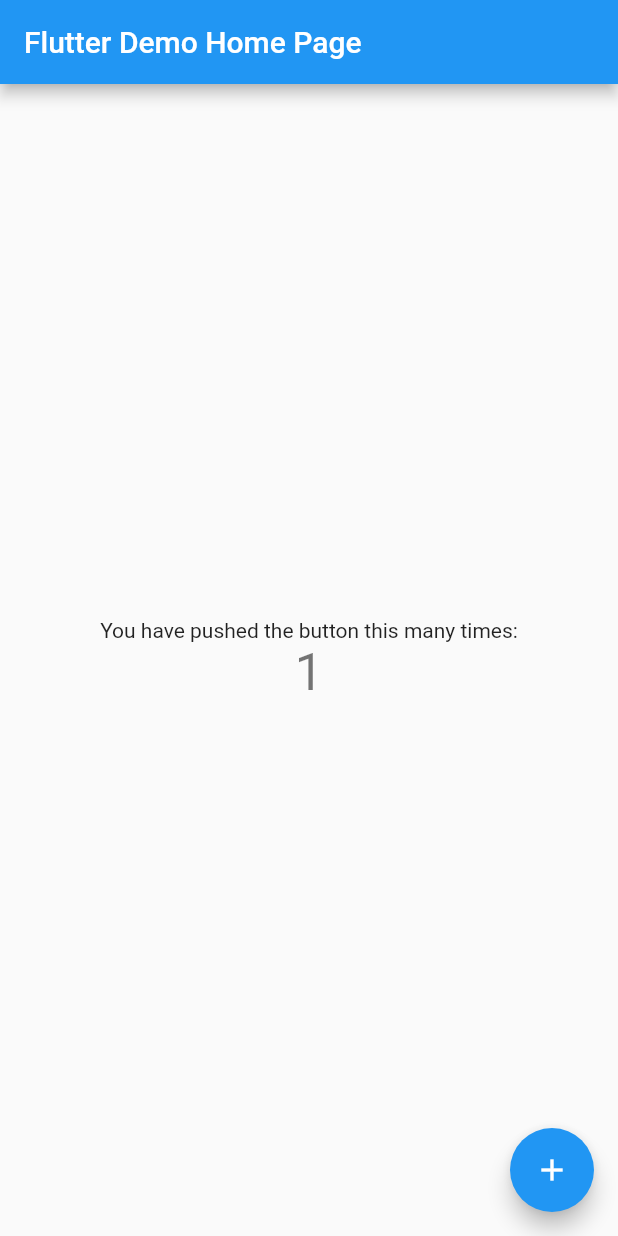
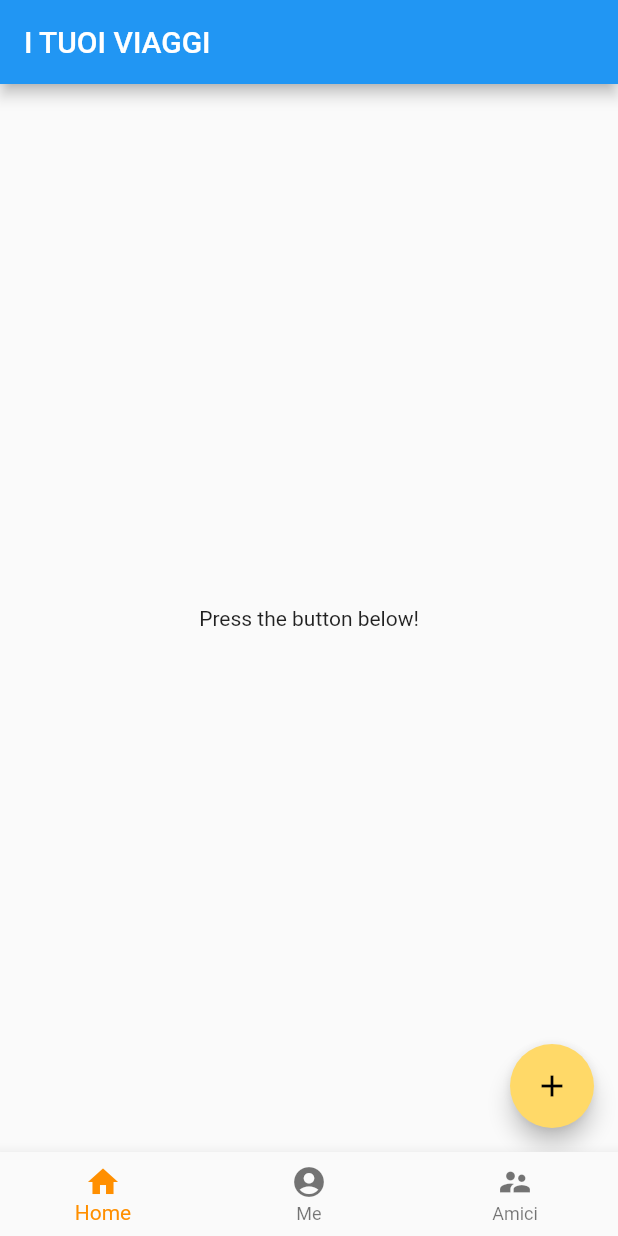
Before and after one commit to marinasegala/planup, a Flutter app: the screen it shows after launch, after a tap on the "add" icon, on a phone screen of 412 x 824 dp. Run offline on Flutter 3.47's test engine with Material 2 defaults, Android fonts, the phone set to English and light mode, and no system bars.

Commit message:
barra sotto + base molto base home e profilo

```diff
--- /dev/null
+++ b/lib/home.dart
@@ -0,0 +1,38 @@
+import 'package:flutter/material.dart';
+
+class Home extends StatelessWidget{
+  const Home({super.key});
+
+  @override
+  Widget build(BuildContext context) {
+    return MaterialApp(
+      home: const FabExample(),
+    );
+  }
+}
+
+
+class FabExample extends StatelessWidget {
+  const FabExample({super.key});
+
+  @override
+  Widget build(BuildContext context) {
+    return Scaffold(
+      appBar: AppBar(
+        title: const Text('I TUOI VIAGGI'),
+      ),
+      body: const Center(child: Text('Press the button below!')),
+      // An example of the floating action button.
+      //
+      // https://m3.material.io/components/floating-action-button/specs
+      floatingActionButton: FloatingActionButton(
+        onPressed: () {
+          // Add your onPressed code here!
+        },
+        child: const Icon(Icons.add),
+        backgroundColor: Color.fromARGB(255, 255, 217, 104),
+        foregroundColor: Colors.black,
+      ),
+    );
+  }
+}
--- a/lib/main.dart
+++ b/lib/main.dart
@@ -1,115 +1,75 @@
 import 'package:flutter/material.dart';
 
-void main() {
-  runApp(const MyApp());
-}
+import 'profilo.dart';
+import 'home.dart';
+
+void main() => runApp(const MyApp());
 
 class MyApp extends StatelessWidget {
   const MyApp({super.key});
 
-  // This widget is the root of your application.
   @override
   Widget build(BuildContext context) {
-    return MaterialApp(
-      title: 'Flutter Demo',
-      theme: ThemeData(
-        // This is the theme of your application.
-        //
-        // Try running your application with "flutter run". You'll see the
-        // application has a blue toolbar. Then, without quitting the app, try
-        // changing the primarySwatch below to Colors.green and then invoke
-        // "hot reload" (press "r" in the console where you ran "flutter run",
-        // or simply save your changes to "hot reload" in a Flutter IDE).
-        // Notice that the counter didn't reset back to zero; the application
-        // is not restarted.
-        primarySwatch: Colors.blue,
-      ),
-      home: const MyHomePage(title: 'Flutter Demo Home Page'),
+    return const MaterialApp(
+      home: MyStatefulWidget(),
     );
   }
 }
 
-class MyHomePage extends StatefulWidget {
-  const MyHomePage({super.key, required this.title});
-
-  // This widget is the home page of your application. It is stateful, meaning
-  // that it has a State object (defined below) that contains fields that affect
-  // how it looks.
-
-  // This class is the configuration for the state. It holds the values (in this
-  // case the title) provided by the parent (in this case the App widget) and
-  // used by the build method of the State. Fields in a Widget subclass are
-  // always marked "final".
-
-  final String title;
+class MyStatefulWidget extends StatefulWidget {
+  const MyStatefulWidget({super.key});
 
   @override
-  State<MyHomePage> createState() => _MyHomePageState();
+  State<MyStatefulWidget> createState() => _MyStatefulWidgetState();
 }
 
-class _MyHomePageState extends State<MyHomePage> {
-  int _counter = 0;
+class _MyStatefulWidgetState extends State<MyStatefulWidget> {
+  int _selectedIndex = 0;
+  static const TextStyle optionStyle =
+      TextStyle(fontSize: 30, fontWeight: FontWeight.bold);
+  static const List<Widget> _widgetOptions = <Widget>[
+    Home(),
+    Profilo(),
+    Text(
+      'Index 2: School',
+      style: optionStyle,
+    ),
+  ];
 
-  void _incrementCounter() {
+  void _onItemTapped(int index) {
     setState(() {
-      // This call to setState tells the Flutter framework that something has
-      // changed in this State, which causes it to rerun the build method below
-      // so that the display can reflect the updated values. If we changed
-      // _counter without calling setState(), then the build method would not be
-      // called again, and so nothing would appear to happen.
-      _counter++;
+      _selectedIndex = index;
     });
   }
 
   @override
   Widget build(BuildContext context) {
-    // This method is rerun every time setState is called, for instance as done
-    // by the _incrementCounter method above.
-    //
-    // The Flutter framework has been optimized to make rerunning build methods
-    // fast, so that you can just rebuild anything that needs updating rather
-    // than having to individually change instances of widgets.
     return Scaffold(
-      appBar: AppBar(
-        // Here we take the value from the MyHomePage object that was created by
-        // the App.build method, and use it to set our appbar title.
-        title: Text(widget.title),
+      // appBar: AppBar(
+      //   title: const Text('BottomNavigationBar Sample'),
+      // ),
+      body: Center(
+        child: _widgetOptions.elementAt(_selectedIndex),
       ),
-      body: Center(
-        // Center is a layout widget. It takes a single child and positions it
-        // in the middle of the parent.
-        child: Column(
-          // Column is also a layout widget. It takes a list of children and
-          // arranges them vertically. By default, it sizes itself to fit its
-          // children horizontally, and tries to be as tall as its parent.
-          //
-          // Invoke "debug painting" (press "p" in the console, choose the
-          // "Toggle Debug Paint" action from the Flutter Inspector in Android
-          // Studio, or the "Toggle Debug Paint" command in Visual Studio Code)
-          // to see the wireframe for each widget.
-          //
-          // Column has various properties to control how it sizes itself and
-          // how it positions its children. Here we use mainAxisAlignment to
-          // center the children vertically; the main axis here is the vertical
-          // axis because Columns are vertical (the cross axis would be
-          // horizontal).
-          mainAxisAlignment: MainAxisAlignment.center,
-          children: <Widget>[
-            const Text(
-              'You have pushed the button this many times:',
-            ),
-            Text(
-              '$_counter',
-              style: Theme.of(context).textTheme.headlineMedium,
-            ),
-          ],
-        ),
+      bottomNavigationBar: BottomNavigationBar(
+        items: const <BottomNavigationBarItem>[
+          BottomNavigationBarItem(
+            icon: Icon(Icons.home),
+            label: 'Home',
+          ),
+          BottomNavigationBarItem(
+            icon: Icon(Icons.account_circle_sharp),
+            label: 'Me',
+          ),
+          BottomNavigationBarItem(
+            icon: Icon(Icons.supervisor_account),
+            label: 'Amici',
+          ),
+        ],
+        currentIndex: _selectedIndex,
+        selectedItemColor: Colors.amber[800],
+        onTap: _onItemTapped,
       ),
-      floatingActionButton: FloatingActionButton(
-        onPressed: _incrementCounter,
-        tooltip: 'Increment',
-        child: const Icon(Icons.add),
-      ), // This trailing comma makes auto-formatting nicer for build methods.
     );
   }
 }
--- /dev/null
+++ b/lib/profilo.dart
@@ -0,0 +1,98 @@
+import 'dart:ui';
+
+import 'package:flutter/material.dart';
+
+class Profilo extends StatelessWidget{
+  const Profilo({super.key});
+
+  @override
+  Widget build(BuildContext context) {
+    return Scaffold(
+        body: Align(
+          alignment: Alignment.topCenter,//aligns to topCenter
+          child: Column(children: [
+            Container(
+              padding: EdgeInsets.fromLTRB(0, 50, 0, 10),
+              child: const CircleAvatar(
+                radius: 60,
+                backgroundImage: AssetImage('assets/profile.jpg'),
+              )
+            ),
+            const Text("Mario", style: TextStyle(fontSize: 30)),
+            const Text("mario_rossi", style: TextStyle(fontSize: 20))
+          ],)
+
+        ),
+      );
+  }
+}
+
+// Padding(//gives empty space around the CircleAvatar
+//                 padding: EdgeInsets.all(50.0),
+//                 child: CircleAvatar(
+//                   radius: 60,//radius is 35.
+//                   backgroundImage: AssetImage('assets/profile.jpg'),//AssetImage loads image URL.
+//                 ),
+//           ),
+
+// import 'package:flutter/material.dart';
+// //import 'package:font_awesome_flutter/font_awesome_flutter.dart';
+
+
+// class Profilo extends StatelessWidget {
+//   const Profilo({Key? key}) : super(key: key);
+
+//   @override
+//   Widget build(BuildContext context) {
+//     return MaterialApp(
+//       debugShowCheckedModeBanner: false,
+//       home: Scaffold(
+//         appBar: AppBar(
+
+//           title: Text("Round Image with Button"
+//           ),
+//         ),
+//         body: Padding(
+//           padding: EdgeInsets.all(10),
+        //   child: Column(
+        //     mainAxisAlignment: MainAxisAlignment.center,
+        //     children: [
+        //       Container(
+        //         decoration: BoxDecoration(
+        //           // borderRadius: BorderRadius.circular(10),
+        //           // boxShadow: [
+        //           //   BoxShadow(
+        //           //     color: Colors.grey.withOpacity(0.5),
+        //           //     spreadRadius: 10,
+        //           //     blurRadius: 5,
+        //           //     offset: Offset(0, 3),
+        //           //   ),
+        //           // ],
+        //         ),
+        //         child: CircleAvatar(
+        //           radius: 50,
+        //           backgroundImage: AssetImage("assets/Image/Paspotr.jpg"),
+        //         ),
+        //       ),
+        //       SizedBox(
+        //         height: 10,
+        //       ),
+        //       Text(
+        //         "Mahfozur Rahman  ",
+        //         style: TextStyle(fontSize: 40, fontWeight: FontWeight.bold),
+        //       ),
+        //       SizedBox(
+        //         height: 18,
+        //       ),
+        //       Text("Mahfozur Rahman"),
+        //       SizedBox(
+        //         height: 20,
+        //       ),
+
+        //     ],
+        //   ),
+        // ),
+//       ),
+//     );
+//   }
+// }
--- a/pubspec.yaml
+++ b/pubspec.yaml
@@ -59,8 +59,8 @@
   uses-material-design: true
 
   # To add assets to your application, add an assets section, like this:
-  # assets:
-  #   - images/a_dot_burr.jpeg
+  assets:
+    - assets/profile.jpg
   #   - images/a_dot_ham.jpeg
 
   # An image asset can refer to one or more resolution-specific "variants", see
```
Also changed, not shown: assets/profile.jpg (added).
